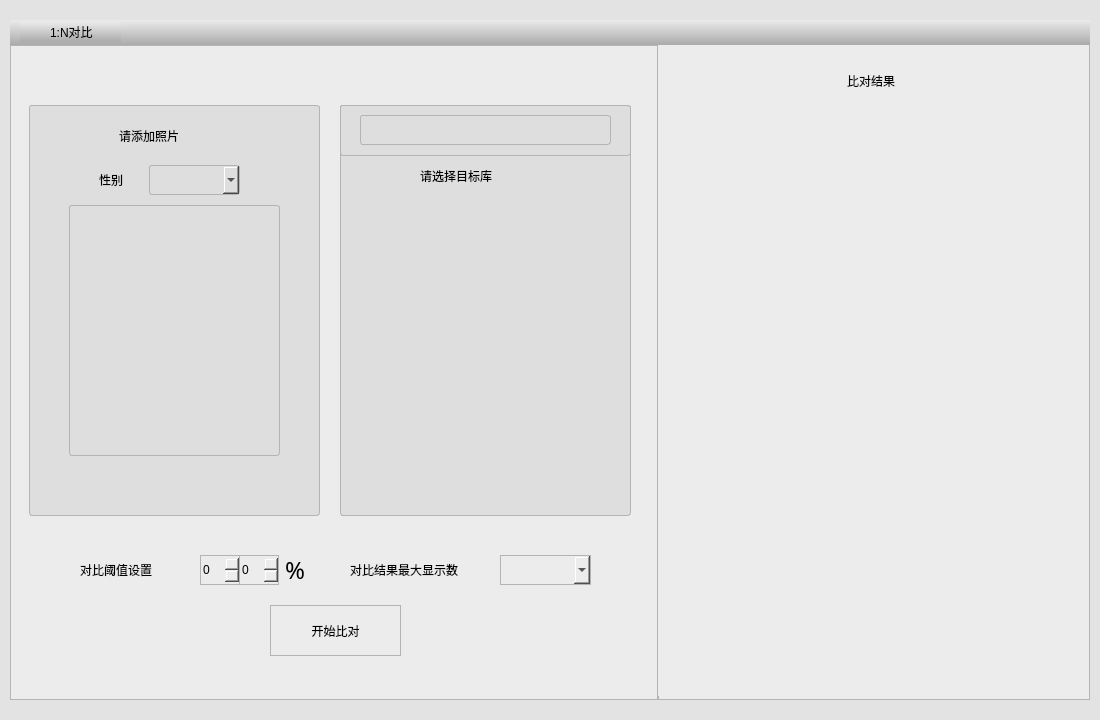
Above: UIModule/faceonetonpane.ui from zhangjianscc/ZMClient before the change. Below: the same form after it.
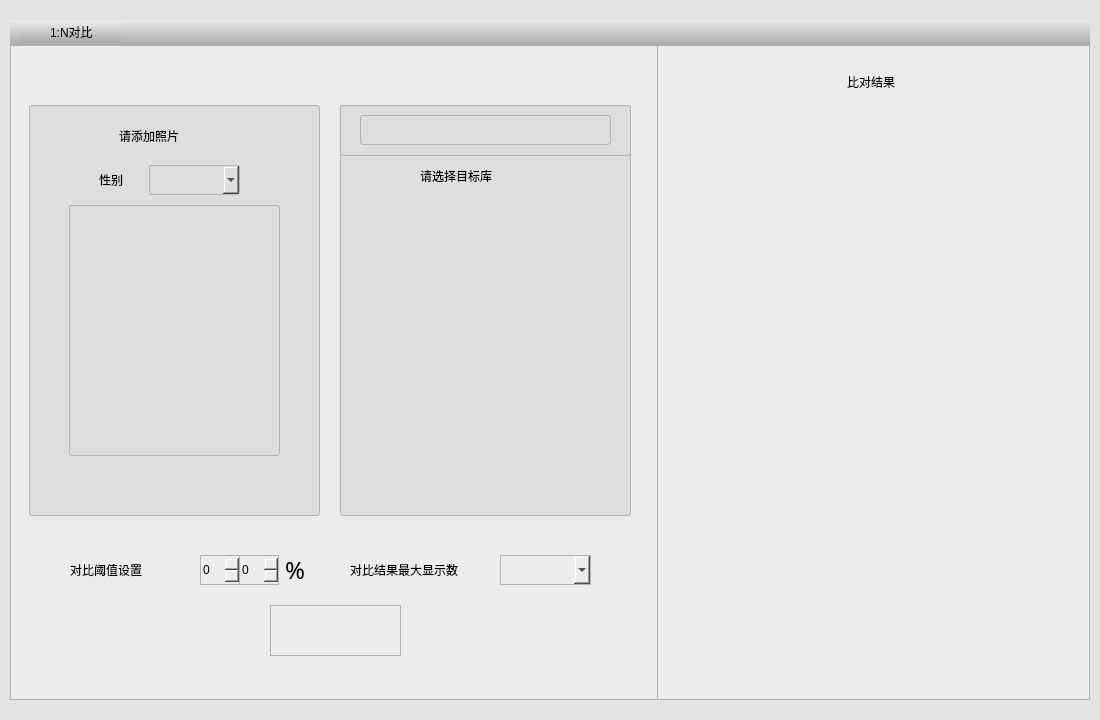
That is the form after the change. Icons and pictures are not drawn.

Diff of the .ui file:
```diff
--- a/UIModule/faceonetonpane.ui
+++ b/UIModule/faceonetonpane.ui
@@ -321,9 +321,9 @@
            <widget class="QLabel" name="label_5">
             <property name="geometry">
              <rect>
-              <x>70</x>
+              <x>60</x>
               <y>510</y>
-              <width>101</width>
+              <width>121</width>
               <height>30</height>
              </rect>
             </property>
@@ -424,10 +424,11 @@
              </rect>
             </property>
             <property name="styleSheet">
-             <string notr="true">border:1px solid rgb(180,180,180);</string>
+             <string notr="true">border-image: url(:/images/btnBeginCompare-01.png);
+</string>
             </property>
             <property name="text">
-             <string>开始比对</string>
+             <string/>
             </property>
            </widget>
           </widget>
@@ -440,7 +441,7 @@
               <x>0</x>
               <y>70</y>
               <width>431</width>
-              <height>581</height>
+              <height>584</height>
              </rect>
             </property>
             <property name="styleSheet">
@@ -457,7 +458,7 @@
             <property name="geometry">
              <rect>
               <x>-5</x>
-              <y>0</y>
+              <y>1</y>
               <width>436</width>
               <height>71</height>
              </rect>
```
Left out of the diff: 4 changed lines with no effect on the pictures.
